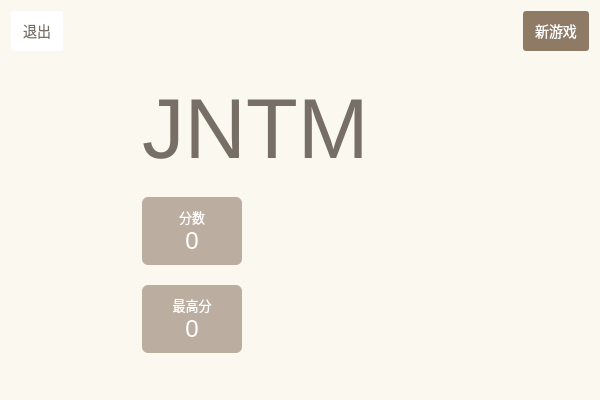
The window that mainwindow.ui (ZKLlab/cxk-2048-cpp) describes before a commit, drawn with Qt 5.
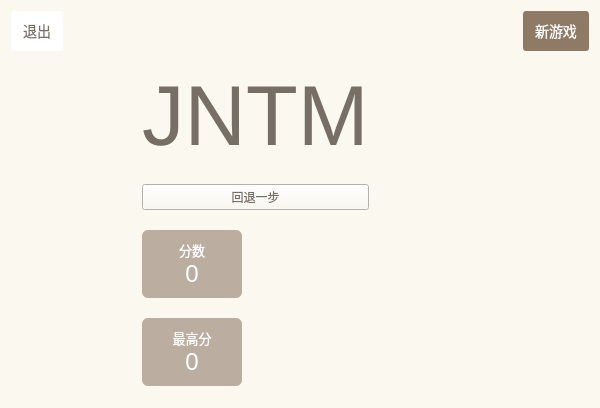
The same window after the commit.

Commit message: Add: 回退道具（测试）

The edit to the form file:
```diff
--- a/mainwindow.ui
+++ b/mainwindow.ui
@@ -165,6 +165,13 @@
            </property>
           </widget>
          </item>
+         <item>
+          <widget class="QPushButton" name="retractButton">
+           <property name="text">
+            <string>回退一步</string>
+           </property>
+          </widget>
+         </item>
          <item>
           <widget class="QWidget" name="scoreboard" native="true">
            <property name="sizePolicy">
```
The commit also changes 4 other files.
